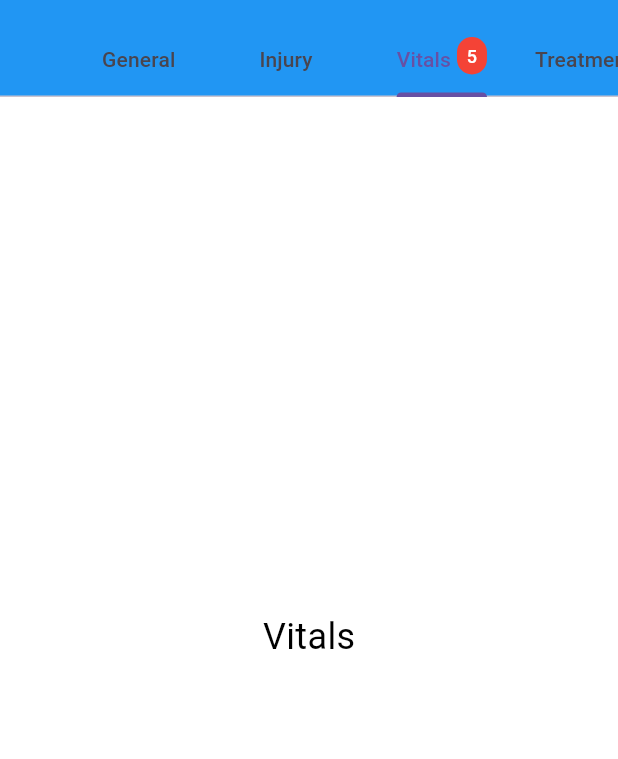
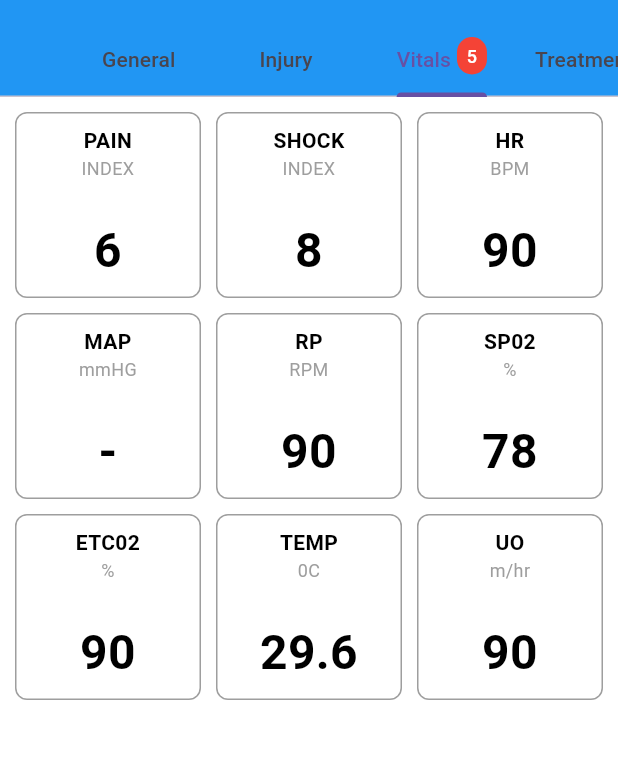
Before and after one commit to rjk2011/sw-mcp-v2, a Flutter app: the CasualtyDetailHome screen opened directly, tab 3 chosen, on a phone screen of 412 x 824 dp, the part 59-818 px from its top. Run offline on Flutter 3.47's test engine with Material 3 defaults, Android fonts, the light colour scheme and no system bars.

Commit message:
Vitals Grid

```diff
--- /dev/null
+++ b/lib/components/vitals/vitals_grid.dart
@@ -0,0 +1,81 @@
+import 'package:flutter/material.dart';
+
+class VitalTile extends StatelessWidget {
+  final String title;
+  final String subtitle;
+  final String value;
+
+  const VitalTile({
+    Key? key,
+    required this.title,
+    required this.subtitle,
+    required this.value,
+  }) : super(key: key);
+
+  @override
+  Widget build(BuildContext context) {
+    return Container(
+      decoration: BoxDecoration(
+        border: Border.all(color: Colors.grey),
+        borderRadius: BorderRadius.circular(8),
+      ),
+      child: Padding(
+        padding: const EdgeInsets.all(8.0),
+        child: Column(
+          mainAxisAlignment: MainAxisAlignment.center,
+          children: [
+            Text(
+              title,
+              style: TextStyle(fontSize: 14, fontWeight: FontWeight.bold),
+              textAlign: TextAlign.center,
+            ),
+            Text(
+              subtitle,
+              style: TextStyle(fontSize: 12, color: Colors.grey),
+              textAlign: TextAlign.center,
+            ),
+            Spacer(),
+            Text(
+              value,
+              style: TextStyle(fontSize: 32, fontWeight: FontWeight.bold),
+              textAlign: TextAlign.center,
+            ),
+          ],
+        ),
+      ),
+    );
+  }
+}
+
+class VitalGrid extends StatelessWidget {
+  final int minTilesInFirstRow;
+  final String casualtyId;
+
+  const VitalGrid({
+    Key? key,
+    required this.casualtyId,  // Pass casualtyId to the grid
+    this.minTilesInFirstRow = 3,
+  }) : super(key: key);
+
+
+  @override
+  Widget build(BuildContext context) {
+    return GridView.count(
+      crossAxisCount: minTilesInFirstRow, // Set number of tiles in the first row
+      crossAxisSpacing: 10,
+      mainAxisSpacing: 10,
+      padding: const EdgeInsets.all(10),
+      children: [
+        VitalTile(title: 'PAIN', subtitle: 'INDEX', value: '6'),
+        VitalTile(title: 'SHOCK', subtitle: 'INDEX', value: '8'),
+        VitalTile(title: 'HR', subtitle: 'BPM', value: '90'),
+        VitalTile(title: 'MAP', subtitle: 'mmHG', value: '-'),
+        VitalTile(title: 'RP', subtitle: 'RPM', value: '90'),
+        VitalTile(title: 'SP02', subtitle: '%', value: '78'),
+        VitalTile(title: 'ETC02', subtitle: '%', value: '90'),
+        VitalTile(title: 'TEMP', subtitle: '0C', value: '29.6'),
+        VitalTile(title: 'UO', subtitle: 'm/hr', value: '90'),
+      ],
+    );
+  }
+}
--- a/lib/screens/casualty_detail/casualty_detail_home.dart
+++ b/lib/screens/casualty_detail/casualty_detail_home.dart
@@ -1,5 +1,6 @@
 import 'package:flutter/material.dart';
 
+import '../../components/vitals/vitals_grid.dart';
 import 'casualty_detail_screen.dart';
 
 class CasualtyDetailHome extends StatefulWidget {
@@ -118,7 +119,7 @@ class _CasualtyDetailHomeState extends State<CasualtyDetailHome> with SingleTick
           CasualtyDetailScreen(casualtyId: widget.casualtyId),
           // PlaceholderTabScreen(tabName: 'Details'),
           PlaceholderTabScreen(tabName: 'MOI'),
-          PlaceholderTabScreen(tabName: 'Vitals'),
+          VitalGrid(casualtyId: widget.casualtyId, minTilesInFirstRow:3),
           PlaceholderTabScreen(tabName: 'Treatments'),
           PlaceholderTabScreen(tabName: 'Complications'),
           PlaceholderTabScreen(tabName: 'Events'),
```
